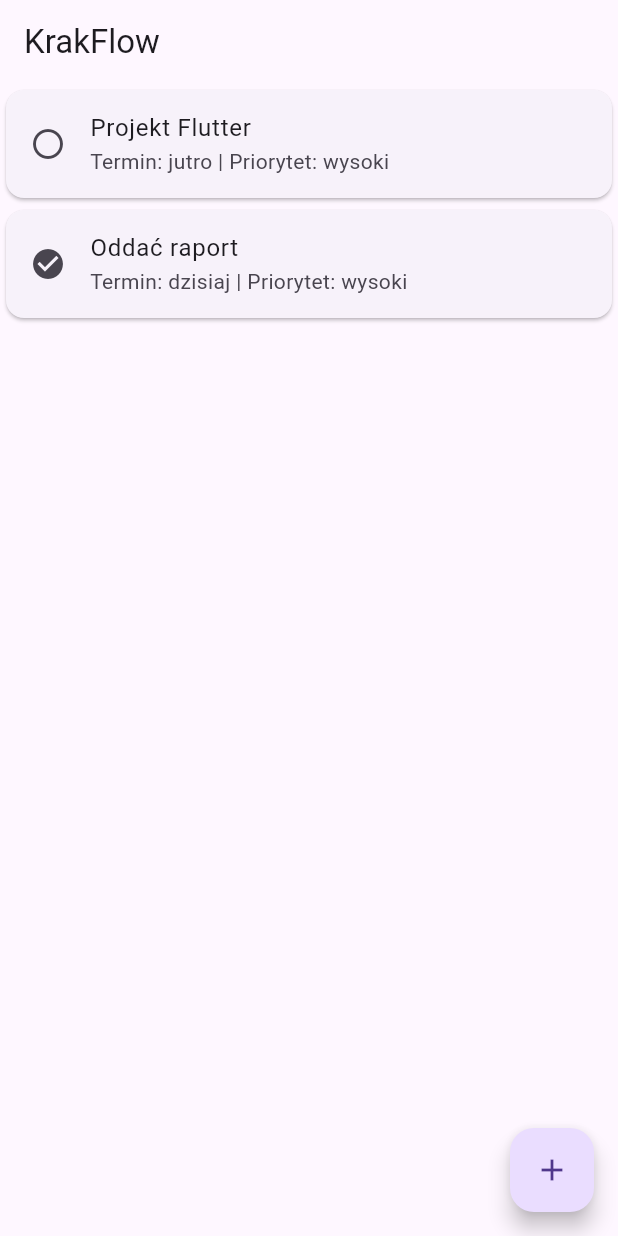
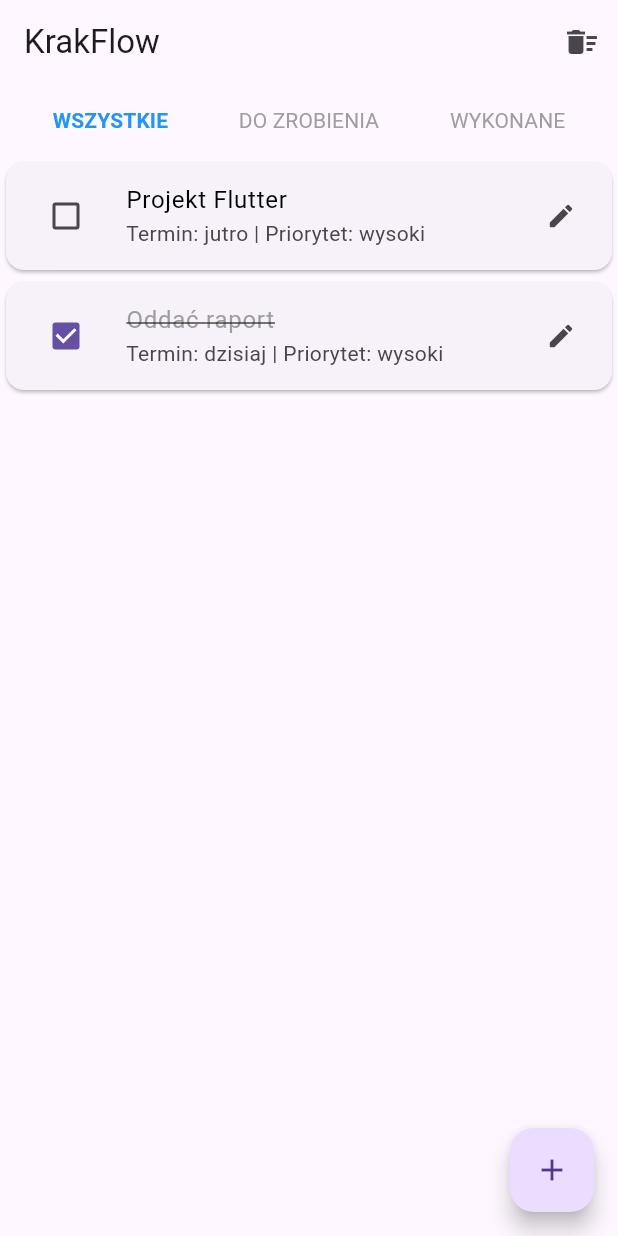
Before and after one commit to chy1a/aplikacje_mobilne, a Flutter app: the screen it shows after launch, on a phone screen of 412 x 824 dp. Run offline on Flutter 3.47's test engine with Material 3 defaults, Android fonts, the phone set to English and light mode, and no system bars.

Commit message:
lab 7 -krakflow interactions

```diff
--- a/lib/main.dart
+++ b/lib/main.dart
@@ -7,12 +7,9 @@ class MyApp extends StatelessWidget {
   const MyApp({super.key});
   @override
   Widget build(BuildContext context) {
-    return MaterialApp(
-      home: const HomeScreen(),
-    );
+    return MaterialApp(theme: ThemeData(primarySwatch: Colors.blue), home: const HomeScreen());
   }
 }
-
 
 class HomeScreen extends StatefulWidget {
   const HomeScreen({super.key});
@@ -21,43 +18,157 @@ class HomeScreen extends StatefulWidget {
 }
 
 class _HomeScreenState extends State<HomeScreen> {
+  String selectedFilter = "wszystkie";
+
   @override
   Widget build(BuildContext context) {
+
+    List<Task> filteredTasks = TaskRepository.tasks.where((task) {
+      if (selectedFilter == "wykonane") return task.done;
+      if (selectedFilter == "do zrobienia") return !task.done;
+      return true;
+    }).toList();
+
     return Scaffold(
-      appBar: AppBar(title: const Text("KrakFlow")),
-      body: ListView.builder(
-        itemCount: TaskRepository.tasks.length,
+      appBar: AppBar(
+        title: const Text("KrakFlow"),
+        actions: [
+
+          IconButton(
+            icon: const Icon(Icons.delete_sweep),
+            onPressed: TaskRepository.tasks.isEmpty ? null : () => _showDeleteAllDialog(),
+          ),
+        ],
+      ),
+      body: Column(
+        children: [
+          _buildFilterBar(),
+          Expanded(
+            child: ListView.builder(
+              itemCount: filteredTasks.length,
               itemBuilder: (context, index) {
-          final task = TaskRepository.tasks[index];
-          return Card(
-            child: ListTile(
-              leading: Icon(task.done ? Icons.check_circle : Icons.radio_button_unchecked),
-              title: Text(task.title),
-              subtitle: Text("Termin: ${task.deadline} | Priorytet: ${task.priority}"),
+                final task = filteredTasks[index];
+
+                return Dismissible(
+                  key: ObjectKey(task),
+                  direction: DismissDirection.endToStart,
+                  background: Container(color: Colors.red, alignment: Alignment.centerRight, padding: const EdgeInsets.only(right: 20), child: const Icon(Icons.delete, color: Colors.white)),
+                  onDismissed: (direction) {
+                    setState(() => TaskRepository.tasks.remove(task));
+                    ScaffoldMessenger.of(context).showSnackBar(SnackBar(content: Text("Usunięto: ${task.title}")));
+                  },
+                  child: TaskCard(
+                    task: task,
+                    onChanged: (val) => setState(() => task.done = val!),
+                    onTap: () async {
+
+                      await Navigator.push(context, MaterialPageRoute(builder: (context) => EditTaskScreen(task: task)));
+                      setState(() {});
+                    },
                   ),
                 );
               },
             ),
-
+          ),
+        ],
+      ),
       floatingActionButton: FloatingActionButton(
+        onPressed: () async {
+          final Task? newTask = await Navigator.push(context, MaterialPageRoute(builder: (context) => AddTaskScreen()));
+          if (newTask != null) setState(() => TaskRepository.tasks.add(newTask));
+        },
         child: const Icon(Icons.add),
-        onPressed: () async {
-          final Task? newTask = await Navigator.push(
-            context,
-            PageRouteBuilder(
-              pageBuilder: (context, anim, secAnim) => AddTaskScreen(),
-              transitionsBuilder: (context, anim, secAnim, child) {
-                return FadeTransition(opacity: anim, child: child);
-              },
       ),
     );
+  }
 
-          if (newTask != null) {
-            setState(() {
-              TaskRepository.tasks.add(newTask);
-            });
+
+  Widget _buildFilterBar() {
+    return Row(
+      mainAxisAlignment: MainAxisAlignment.spaceEvenly,
+      children: ["wszystkie", "do zrobienia", "wykonane"].map((f) {
+        return TextButton(
+          onPressed: () => setState(() => selectedFilter = f),
+          child: Text(f.toUpperCase(), style: TextStyle(color: selectedFilter == f ? Colors.blue : Colors.grey, fontWeight: selectedFilter == f ? FontWeight.bold : FontWeight.normal)),
+        );
+      }).toList(),
+    );
   }
+
+
+  void _showDeleteAllDialog() {
+    showDialog(
+      context: context,
+      builder: (ctx) => AlertDialog(
+        title: const Text("Usuń wszystko?"),
+        content: const Text("Czy na pewno chcesz wyczyścić listę zadań?"),
+        actions: [
+          TextButton(onPressed: () => Navigator.pop(ctx), child: const Text("ANULUJ")),
+          TextButton(onPressed: () {
+            setState(() => TaskRepository.tasks.clear());
+            Navigator.pop(ctx);
+            ScaffoldMessenger.of(context).showSnackBar(const SnackBar(content: Text("Lista wyczyszczona")));
+          }, child: const Text("USUŃ", style: TextStyle(color: Colors.red))),
+        ],
+      ),
+    );
+  }
+}
+
+
+class TaskCard extends StatelessWidget {
+  final Task task;
+  final ValueChanged<bool?> onChanged;
+  final VoidCallback onTap;
+
+  const TaskCard({super.key, required this.task, required this.onChanged, required this.onTap});
+
+  @override
+  Widget build(BuildContext context) {
+    return Card(
+      child: ListTile(
+        onTap: onTap,
+        leading: Checkbox(value: task.done, onChanged: onChanged),
+        title: Text(task.title, style: TextStyle(decoration: task.done ? TextDecoration.lineThrough : null, color: task.done ? Colors.grey : Colors.black)),
+        subtitle: Text("Termin: ${task.deadline} | Priorytet: ${task.priority}"),
+        trailing: const Icon(Icons.edit, size: 20),
+      ),
+    );
+  }
+}
+
+
+class EditTaskScreen extends StatelessWidget {
+  final Task task;
+  EditTaskScreen({super.key, required this.task});
+
+  late final titleController = TextEditingController(text: task.title);
+  late final deadlineController = TextEditingController(text: task.deadline);
+  late final priorityController = TextEditingController(text: task.priority);
+
+  @override
+  Widget build(BuildContext context) {
+    return Scaffold(
+      appBar: AppBar(title: const Text("Edytuj zadanie")),
+      body: Padding(
+        padding: const EdgeInsets.all(16),
+        child: Column(
+          children: [
+            TextField(controller: titleController, decoration: const InputDecoration(labelText: "Tytuł")),
+            TextField(controller: deadlineController, decoration: const InputDecoration(labelText: "Termin")),
+            TextField(controller: priorityController, decoration: const InputDecoration(labelText: "Priorytet")),
+            const SizedBox(height: 20),
+            ElevatedButton(
+              onPressed: () {
+                task.title = titleController.text;
+                task.deadline = deadlineController.text;
+                task.priority = priorityController.text;
+                Navigator.pop(context);
               },
+              child: const Text("ZAPISZ ZMIANY"),
+            ),
+          ],
+        ),
       ),
     );
   }
@@ -65,39 +176,23 @@ class _HomeScreenState extends State<HomeScreen> {
 
 
 class AddTaskScreen extends StatelessWidget {
-  AddTaskScreen({super.key});
-
   final titleController = TextEditingController();
   final deadlineController = TextEditingController();
   final priorityController = TextEditingController();
+  AddTaskScreen({super.key});
 
   @override
   Widget build(BuildContext context) {
     return Scaffold(
       appBar: AppBar(title: const Text("Nowe zadanie")),
       body: Padding(
-        padding: const EdgeInsets.all(16.0),
+        padding: const EdgeInsets.all(16),
         child: Column(
           children: [
             TextField(controller: titleController, decoration: const InputDecoration(labelText: "Tytuł")),
             TextField(controller: deadlineController, decoration: const InputDecoration(labelText: "Termin")),
             TextField(controller: priorityController, decoration: const InputDecoration(labelText: "Priorytet")),
-            const SizedBox(height: 20),
-
-            ElevatedButton(
-              onPressed: () {
-                if (titleController.text.isNotEmpty) {
-                  final newTask = Task(
-                    title: titleController.text,
-                    deadline: deadlineController.text,
-                    priority: priorityController.text,
-                    done: false,
-                  );
-                  Navigator.pop(context, newTask);
-                }
-              },
-              child: const Text("Zapisz"),
-            ),
+            ElevatedButton(onPressed: () => Navigator.pop(context, Task(title: titleController.text, deadline: deadlineController.text, priority: priorityController.text, done: false)), child: const Text("DODAJ")),
           ],
         ),
       ),
--- a/lib/task_repository.dart
+++ b/lib/task_repository.dart
@@ -1,10 +1,10 @@
 import 'package:flutter/material.dart';
 
 class Task {
-  final String title;
-  final String deadline;
-  final bool done;
-  final String priority;
+  String title;
+  String deadline;
+  bool done;
+  String priority;
 
   Task({
     required this.title,
```
Lines whose indentation alone changed are shown as unchanged.
